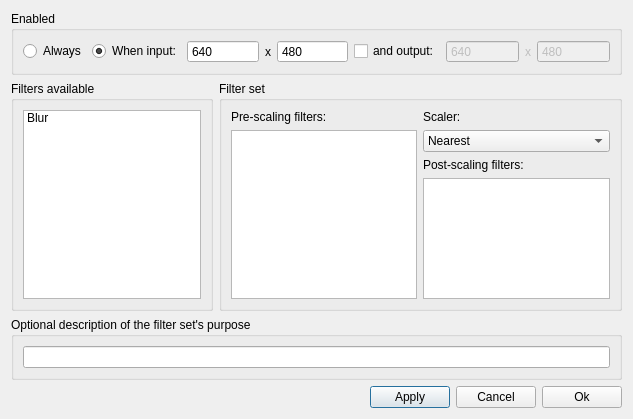
This is src/display/qt/d_filter_set_dialog.ui in mrehkopf/vcs as Qt 5 draws it before an edit. The edited form follows.
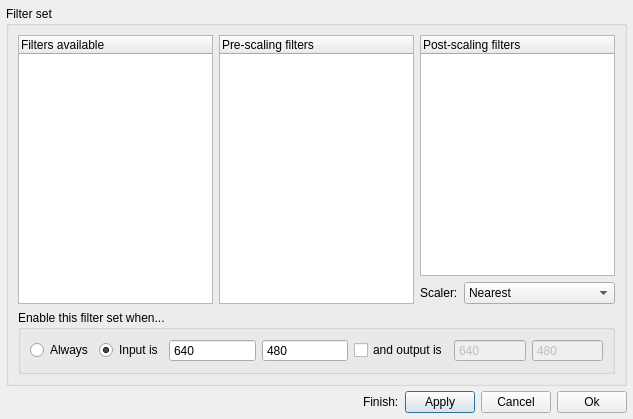
This is the edited form. Custom widgets are drawn as their Qt base class.

What changed in the file:
```diff
--- a/src/display/qt/d_filter_set_dialog.ui
+++ b/src/display/qt/d_filter_set_dialog.ui
@@ -13,11 +13,175 @@
   <property name="windowTitle">
    <string>Dialog</string>
   </property>
-  <layout class="QVBoxLayout" name="verticalLayout_5">
+  <layout class="QVBoxLayout" name="verticalLayout_7">
+   <property name="spacing">
+    <number>0</number>
+   </property>
+   <property name="leftMargin">
+    <number>6</number>
+   </property>
+   <property name="topMargin">
+    <number>6</number>
+   </property>
+   <property name="rightMargin">
+    <number>6</number>
+   </property>
+   <property name="bottomMargin">
+    <number>6</number>
+   </property>
+   <item>
+    <widget class="QGroupBox" name="groupBox">
+     <property name="title">
+      <string>Filter set</string>
+     </property>
+     <layout class="QVBoxLayout" name="verticalLayout_2">
+      <item>
+       <layout class="QHBoxLayout" name="horizontalLayout_2">
+        <item>
+         <widget class="QTreeWidget" name="listWidget_filterList">
+          <property name="frameShape">
+           <enum>QFrame::StyledPanel</enum>
+          </property>
+          <property name="verticalScrollBarPolicy">
+           <enum>Qt::ScrollBarAsNeeded</enum>
+          </property>
+          <property name="horizontalScrollBarPolicy">
+           <enum>Qt::ScrollBarAsNeeded</enum>
+          </property>
+          <property name="dragDropMode">
+           <enum>QAbstractItemView::DragDrop</enum>
+          </property>
+          <property name="defaultDropAction">
+           <enum>Qt::IgnoreAction</enum>
+          </property>
+          <property name="verticalScrollMode">
+           <enum>QAbstractItemView::ScrollPerPixel</enum>
+          </property>
+          <property name="rootIsDecorated">
+           <bool>false</bool>
+          </property>
+          <column>
+           <property name="text">
+            <string>Filters available</string>
+           </property>
+          </column>
+         </widget>
+        </item>
+        <item>
+         <widget class="QTreeWidget" name="treeWidget_preFilters">
+          <property name="verticalScrollBarPolicy">
+           <enum>Qt::ScrollBarAsNeeded</enum>
+          </property>
+          <property name="horizontalScrollBarPolicy">
+           <enum>Qt::ScrollBarAsNeeded</enum>
+          </property>
+          <property name="dragEnabled">
+           <bool>true</bool>
+          </property>
+          <property name="dragDropMode">
+           <enum>QAbstractItemView::DragDrop</enum>
+          </property>
+          <property name="defaultDropAction">
+           <enum>Qt::MoveAction</enum>
+          </property>
+          <property name="alternatingRowColors">
+           <bool>false</bool>
+          </property>
+          <property name="selectionBehavior">
+           <enum>QAbstractItemView::SelectItems</enum>
+          </property>
+          <property name="verticalScrollMode">
+           <enum>QAbstractItemView::ScrollPerPixel</enum>
+          </property>
+          <property name="rootIsDecorated">
+           <bool>false</bool>
+          </property>
+          <column>
+           <property name="text">
+            <string>Pre-scaling filters</string>
+           </property>
+          </column>
+         </widget>
+        </item>
+        <item>
+         <layout class="QVBoxLayout" name="verticalLayout">
+          <item>
+           <widget class="QTreeWidget" name="treeWidget_postFilters">
+            <property name="verticalScrollBarPolicy">
+             <enum>Qt::ScrollBarAsNeeded</enum>
+            </property>
+            <property name="dragEnabled">
+             <bool>true</bool>
+            </property>
+            <property name="dragDropMode">
+             <enum>QAbstractItemView::DragDrop</enum>
+            </property>
+            <property name="defaultDropAction">
+             <enum>Qt::MoveAction</enum>
+            </property>
+            <property name="alternatingRowColors">
+             <bool>false</bool>
+            </property>
+            <property name="selectionBehavior">
+             <enum>QAbstractItemView::SelectItems</enum>
+            </property>
+            <property name="verticalScrollMode">
+             <enum>QAbstractItemView::ScrollPerPixel</enum>
+            </property>
+            <property name="rootIsDecorated">
+             <bool>false</bool>
+            </property>
+            <column>
+             <property name="text">
+              <string>Post-scaling filters</string>
+             </property>
+            </column>
+           </widget>
+          </item>
+          <item>
+           <layout class="QHBoxLayout" name="horizontalLayout">
+            <item>
+             <widget class="QLabel" name="label_2">
+              <property name="text">
+               <string>Scaler:</string>
+              </property>
+             </widget>
+            </item>
+            <item>
+             <widget class="QComboBox" name="comboBox_scaler">
+              <property name="sizePolicy">
+               <sizepolicy hsizetype="Expanding" vsizetype="Preferred">
+                <horstretch>0</horstretch>
+                <verstretch>0</verstretch>
+               </sizepolicy>
+              </property>
+              <item>
+               <property name="text">
+                <string>Nearest</string>
+               </property>
+              </item>
+              <item>
+               <property name="text">
+                <string>Linear</string>
+               </property>
+              </item>
+              <item>
+               <property name="text">
+                <string>Area</string>
+               </property>
+              </item>
+             </widget>
+            </item>
+           </layout>
+          </item>
+         </layout>
+        </item>
+       </layout>
+      </item>
    <item>
     <widget class="QGroupBox" name="groupBox_3">
      <property name="title">
-      <string>Enabled</string>
+         <string>Enable this filter set when...</string>
      </property>
      <layout class="QVBoxLayout" name="verticalLayout_6">
       <item>
@@ -37,7 +201,7 @@
           <item>
            <widget class="QRadioButton" name="radioButton_activeIn">
             <property name="text">
-             <string>When input:</string>
+                <string>Input is</string>
             </property>
             <property name="checked">
              <bool>true</bool>
@@ -65,22 +229,6 @@
               </property>
              </widget>
             </item>
-            <item>
-             <widget class="QLabel" name="label_inputSeparator">
-              <property name="sizePolicy">
-               <sizepolicy hsizetype="Maximum" vsizetype="Preferred">
-                <horstretch>0</horstretch>
-                <verstretch>0</verstretch>
-               </sizepolicy>
-              </property>
-              <property name="text">
-               <string>x</string>
-              </property>
-              <property name="alignment">
-               <set>Qt::AlignCenter</set>
-              </property>
-             </widget>
-            </item>
             <item>
              <widget class="QSpinBox" name="spinBox_inputY">
               <property name="sizePolicy">
@@ -112,7 +260,7 @@
              <bool>true</bool>
             </property>
             <property name="text">
-             <string>and output:</string>
+                <string>and output is</string>
             </property>
            </widget>
           </item>
@@ -138,25 +286,6 @@
             </property>
            </widget>
           </item>
-          <item>
-           <widget class="QLabel" name="label_outputSparator">
-            <property name="enabled">
-             <bool>false</bool>
-            </property>
-            <property name="sizePolicy">
-             <sizepolicy hsizetype="Maximum" vsizetype="Preferred">
-              <horstretch>0</horstretch>
-              <verstretch>0</verstretch>
-             </sizepolicy>
-            </property>
-            <property name="text">
-             <string>x</string>
-            </property>
-            <property name="alignment">
-             <set>Qt::AlignCenter</set>
-            </property>
-           </widget>
-          </item>
           <item>
            <widget class="QSpinBox" name="spinBox_outputY">
             <property name="enabled">
@@ -186,188 +315,27 @@
      </layout>
     </widget>
    </item>
-   <item>
-    <layout class="QHBoxLayout" name="horizontalLayout_2" stretch="1,2">
-     <item>
-      <widget class="QGroupBox" name="groupBox_4">
-       <property name="title">
-        <string>Filters available</string>
-       </property>
-       <layout class="QVBoxLayout" name="verticalLayout_7">
-        <item>
-         <widget class="Widget_FilterList" name="listWidget_filterList">
-          <property name="frameShape">
-           <enum>QFrame::StyledPanel</enum>
-          </property>
-          <property name="verticalScrollBarPolicy">
-           <enum>Qt::ScrollBarAsNeeded</enum>
-          </property>
-          <property name="horizontalScrollBarPolicy">
-           <enum>Qt::ScrollBarAsNeeded</enum>
-          </property>
-          <property name="dragDropMode">
-           <enum>QAbstractItemView::DragDrop</enum>
-          </property>
-          <property name="defaultDropAction">
-           <enum>Qt::CopyAction</enum>
-          </property>
-          <item>
-           <property name="text">
-            <string>Blur</string>
-           </property>
-          </item>
-         </widget>
-        </item>
        </layout>
       </widget>
      </item>
      <item>
-      <widget class="QGroupBox" name="groupBox">
-       <property name="title">
-        <string>Filter set</string>
-       </property>
-       <layout class="QHBoxLayout" name="horizontalLayout">
-        <item>
-         <layout class="QVBoxLayout" name="verticalLayout">
-          <property name="spacing">
-           <number>6</number>
-          </property>
-          <item>
-           <widget class="QLabel" name="label_3">
-            <property name="text">
-             <string>Pre-scaling filters:</string>
-            </property>
-            <property name="alignment">
-             <set>Qt::AlignLeading|Qt::AlignLeft|Qt::AlignVCenter</set>
-            </property>
-           </widget>
+    <spacer name="verticalSpacer">
+     <property name="orientation">
+      <enum>Qt::Vertical</enum>
+     </property>
+     <property name="sizeType">
+      <enum>QSizePolicy::Fixed</enum>
+     </property>
+     <property name="sizeHint" stdset="0">
+      <size>
+       <width>5</width>
+       <height>5</height>
+      </size>
+     </property>
+    </spacer>
           </item>
           <item>
-           <widget class="QListWidget" name="listWidget_preFilters">
-            <property name="verticalScrollBarPolicy">
-             <enum>Qt::ScrollBarAsNeeded</enum>
-            </property>
-            <property name="horizontalScrollBarPolicy">
-             <enum>Qt::ScrollBarAsNeeded</enum>
-            </property>
-            <property name="dragEnabled">
-             <bool>true</bool>
-            </property>
-            <property name="dragDropMode">
-             <enum>QAbstractItemView::DragDrop</enum>
-            </property>
-            <property name="defaultDropAction">
-             <enum>Qt::MoveAction</enum>
-            </property>
-            <property name="alternatingRowColors">
-             <bool>false</bool>
-            </property>
-            <property name="selectionBehavior">
-             <enum>QAbstractItemView::SelectItems</enum>
-            </property>
-           </widget>
-          </item>
-         </layout>
-        </item>
-        <item>
-         <layout class="QVBoxLayout" name="verticalLayout_4">
-          <item>
-           <layout class="QVBoxLayout" name="verticalLayout_2">
-            <item>
-             <widget class="QLabel" name="label_2">
-              <property name="text">
-               <string>Scaler:</string>
-              </property>
-             </widget>
-            </item>
-            <item>
-             <widget class="QComboBox" name="comboBox_scaler">
-              <property name="sizePolicy">
-               <sizepolicy hsizetype="Expanding" vsizetype="Preferred">
-                <horstretch>0</horstretch>
-                <verstretch>0</verstretch>
-               </sizepolicy>
-              </property>
-              <item>
-               <property name="text">
-                <string>Nearest</string>
-               </property>
-              </item>
-              <item>
-               <property name="text">
-                <string>Linear</string>
-               </property>
-              </item>
-              <item>
-               <property name="text">
-                <string>Area</string>
-               </property>
-              </item>
-             </widget>
-            </item>
-           </layout>
-          </item>
-          <item>
-           <layout class="QVBoxLayout" name="verticalLayout_3">
-            <item>
-             <widget class="QLabel" name="label">
-              <property name="text">
-               <string>Post-scaling filters:</string>
-              </property>
-              <property name="alignment">
-               <set>Qt::AlignLeading|Qt::AlignLeft|Qt::AlignVCenter</set>
-              </property>
-             </widget>
-            </item>
-            <item>
-             <widget class="QListWidget" name="listWidget_postFilters">
-              <property name="verticalScrollBarPolicy">
-               <enum>Qt::ScrollBarAsNeeded</enum>
-              </property>
-              <property name="dragEnabled">
-               <bool>true</bool>
-              </property>
-              <property name="dragDropMode">
-               <enum>QAbstractItemView::DragDrop</enum>
-              </property>
-              <property name="defaultDropAction">
-               <enum>Qt::MoveAction</enum>
-              </property>
-              <property name="alternatingRowColors">
-               <bool>false</bool>
-              </property>
-              <property name="selectionBehavior">
-               <enum>QAbstractItemView::SelectItems</enum>
-              </property>
-             </widget>
-            </item>
-           </layout>
-          </item>
-         </layout>
-        </item>
-       </layout>
-      </widget>
-     </item>
-    </layout>
-   </item>
-   <item>
-    <widget class="QGroupBox" name="groupBox_2">
-     <property name="title">
-      <string>Optional description of the filter set's purpose</string>
-     </property>
-     <layout class="QVBoxLayout" name="verticalLayout_8">
-      <item>
-       <widget class="QLineEdit" name="lineEdit_description">
-        <property name="placeholderText">
-         <string/>
-        </property>
-       </widget>
-      </item>
-     </layout>
-    </widget>
-   </item>
-   <item>
-    <layout class="QHBoxLayout" name="horizontalLayout_5">
+    <layout class="QHBoxLayout" name="horizontalLayout_6">
      <item>
       <spacer name="horizontalSpacer">
        <property name="orientation">
@@ -375,7 +343,32 @@
        </property>
        <property name="sizeHint" stdset="0">
         <size>
-         <width>40</width>
+         <width>9000</width>
+         <height>20</height>
+        </size>
+       </property>
+      </spacer>
+     </item>
+     <item>
+      <layout class="QHBoxLayout" name="horizontalLayout_5" stretch="0,0,1,0,1,0,1">
+       <item>
+        <widget class="QLabel" name="label">
+         <property name="text">
+          <string>Finish:</string>
+         </property>
+        </widget>
+       </item>
+       <item>
+        <spacer name="horizontalSpacer_4">
+         <property name="orientation">
+          <enum>Qt::Horizontal</enum>
+         </property>
+         <property name="sizeType">
+          <enum>QSizePolicy::Fixed</enum>
+         </property>
+         <property name="sizeHint" stdset="0">
+          <size>
+           <width>6</width>
          <height>20</height>
         </size>
        </property>
@@ -383,20 +376,88 @@
      </item>
      <item>
       <widget class="QPushButton" name="pushButton_apply">
+         <property name="sizePolicy">
+          <sizepolicy hsizetype="Preferred" vsizetype="Fixed">
+           <horstretch>0</horstretch>
+           <verstretch>0</verstretch>
+          </sizepolicy>
+         </property>
+         <property name="minimumSize">
+          <size>
+           <width>70</width>
+           <height>0</height>
+          </size>
+         </property>
        <property name="text">
         <string>Apply</string>
        </property>
       </widget>
      </item>
+       <item>
+        <spacer name="horizontalSpacer_2">
+         <property name="orientation">
+          <enum>Qt::Horizontal</enum>
+         </property>
+         <property name="sizeType">
+          <enum>QSizePolicy::Fixed</enum>
+         </property>
+         <property name="sizeHint" stdset="0">
+          <size>
+           <width>6</width>
+           <height>20</height>
+          </size>
+         </property>
+        </spacer>
+       </item>
      <item>
       <widget class="QPushButton" name="pushButton_cancel">
+         <property name="sizePolicy">
+          <sizepolicy hsizetype="Preferred" vsizetype="Fixed">
+           <horstretch>0</horstretch>
+           <verstretch>0</verstretch>
+          </sizepolicy>
+         </property>
+         <property name="minimumSize">
+          <size>
+           <width>70</width>
+           <height>0</height>
+          </size>
+         </property>
        <property name="text">
         <string>Cancel</string>
        </property>
       </widget>
      </item>
+       <item>
+        <spacer name="horizontalSpacer_3">
+         <property name="orientation">
+          <enum>Qt::Horizontal</enum>
+         </property>
+         <property name="sizeType">
+          <enum>QSizePolicy::Fixed</enum>
+         </property>
+         <property name="sizeHint" stdset="0">
+          <size>
+           <width>6</width>
+           <height>20</height>
+          </size>
+         </property>
+        </spacer>
+       </item>
      <item>
       <widget class="QPushButton" name="pushButton_ok">
+         <property name="sizePolicy">
+          <sizepolicy hsizetype="Preferred" vsizetype="Fixed">
+           <horstretch>0</horstretch>
+           <verstretch>0</verstretch>
+          </sizepolicy>
+         </property>
+         <property name="minimumSize">
+          <size>
+           <width>70</width>
+           <height>0</height>
+          </size>
+         </property>
        <property name="text">
         <string>Ok</string>
        </property>
@@ -405,14 +466,9 @@
     </layout>
    </item>
   </layout>
+   </item>
+  </layout>
  </widget>
- <customwidgets>
-  <customwidget>
-   <class>Widget_FilterList</class>
-   <extends>QListWidget</extends>
-   <header>dw_filter_list.h</header>
-  </customwidget>
- </customwidgets>
  <tabstops>
   <tabstop>radioButton_activeIn</tabstop>
   <tabstop>spinBox_inputX</tabstop>
```
Left out of the diff: 4 changed lines with no effect on the pictures. Lines whose indentation alone changed are shown as unchanged.
